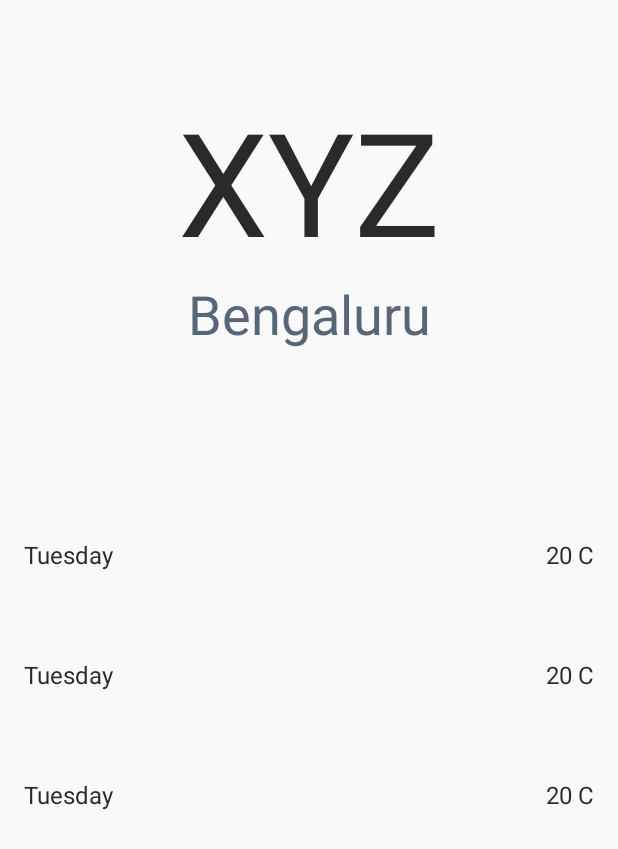
After one commit to AnkitAndroaid/WeatherAppCompose, an Android app: the layout activity_weather_app.xml on its own in the app's theme, with its tools: preview values and no code run, on a phone screen of 412 x 824 dp. The commit adds this screen. Shown: the top 849 px of the screen. Run offline under Robolectric (Android 15) with nearby library versions, the phone set to English and light mode, and no system bars; network calls fail.

Commit message:
Added views for loading, top and bottom view.

```diff
--- a/app/src/main/java/com/app10x/weatherapp/data/responses/List.kt
+++ b/app/src/main/java/com/app10x/weatherapp/data/responses/DateList.kt
@@ -3,7 +3,7 @@ package com.app10x.weatherapp.data.responses
 import com.google.gson.annotations.SerializedName
 
 
-data class List (
+data class DateList (
 
   @SerializedName("dt"         ) var dt         : Int?               = null,
   @SerializedName("main"       ) var main       : Main?              = Main(),
--- a/app/src/main/java/com/app10x/weatherapp/data/responses/ForecastWeatherResponse.kt
+++ b/app/src/main/java/com/app10x/weatherapp/data/responses/ForecastWeatherResponse.kt
@@ -8,7 +8,7 @@ data class ForecastWeatherResponse (
   @SerializedName("cod"     ) var cod     : String?         = null,
   @SerializedName("message" ) var message : Int?            = null,
   @SerializedName("cnt"     ) var cnt     : Int?            = null,
-  @SerializedName("list"    ) var list    : ArrayList<List> = arrayListOf(),
+  @SerializedName("list"    ) var dateList    : ArrayList<DateList> = arrayListOf(),
   @SerializedName("city"    ) var city    : City?           = City()
 
 )
--- /dev/null
+++ b/app/src/main/java/com/app10x/weatherapp/ui/model/CurrentWeatherData.kt
@@ -0,0 +1,3 @@
+package com.app10x.weatherapp.ui.model
+
+data class CurrentWeatherData(var city: String, var temperature:String)
--- /dev/null
+++ b/app/src/main/java/com/app10x/weatherapp/ui/model/ForecastWeatherData.kt
@@ -0,0 +1,3 @@
+package com.app10x.weatherapp.ui.model
+
+data class ForecastWeatherData(var day:String, var temp:String)
--- /dev/null
+++ b/app/src/main/res/drawable/refresh.xml
@@ -0,0 +1,12 @@
+<vector xmlns:android="http://schemas.android.com/apk/res/android"
+    android:width="800dp"
+    android:height="800dp"
+    android:viewportWidth="383.75"
+    android:viewportHeight="383.75">
+  <path
+      android:pathData="M62.77,95.04C90.9,54.9 137.5,30 187.34,30c83.74,0 151.87,68.13 151.87,151.87h30C369.22,81.59 287.63,0 187.34,0c-35.04,0 -69.06,9.99 -98.39,28.89C70.37,40.86 54.24,56.03 41.22,73.59L2.08,34.64v113.36h113.91L62.77,95.04z"
+      android:fillColor="#000000"/>
+  <path
+      android:pathData="M381.67,235.74h-113.91l53.22,52.97c-28.13,40.14 -74.72,65.04 -124.57,65.04c-83.74,0 -151.87,-68.13 -151.87,-151.87h-30c0,100.29 81.59,181.87 181.87,181.87c35.04,0 69.06,-9.99 98.39,-28.89c18.58,-11.98 34.71,-27.15 47.73,-44.71l39.14,38.95V235.74z"
+      android:fillColor="#000000"/>
+</vector>
--- a/app/src/main/res/layout/activity_main.xml
+++ /dev/null
@@ -1,6 +0,0 @@
-<?xml version="1.0" encoding="utf-8"?>
-<androidx.constraintlayout.widget.ConstraintLayout xmlns:android="http://schemas.android.com/apk/res/android"
-    android:layout_width="match_parent"
-    android:layout_height="match_parent">
-
-</androidx.constraintlayout.widget.ConstraintLayout>
--- /dev/null
+++ b/app/src/main/res/layout/activity_weather_app.xml
@@ -0,0 +1,62 @@
+<?xml version="1.0" encoding="utf-8"?>
+<androidx.constraintlayout.widget.ConstraintLayout xmlns:android="http://schemas.android.com/apk/res/android"
+    xmlns:tools="http://schemas.android.com/tools"
+    android:id="@+id/parent"
+    android:layout_width="match_parent"
+    android:layout_height="match_parent"
+    xmlns:app="http://schemas.android.com/apk/res-auto"
+    tools:context=".ui.WeatherAppActivity">
+    <TextView
+        android:id="@+id/tv_temperature"
+        android:layout_width="wrap_content"
+        android:layout_height="wrap_content"
+        android:layout_marginTop="@dimen/dp_56"
+        android:text="XYZ"
+        android:textColor="@color/color_2a2a2a"
+        android:textSize="@dimen/sp_96"
+        app:layout_constraintEnd_toEndOf="parent"
+        app:layout_constraintStart_toStartOf="parent"
+        app:layout_constraintTop_toTopOf="parent" />
+
+    <TextView
+        android:id="@+id/tv_city"
+        android:layout_width="wrap_content"
+        android:layout_height="wrap_content"
+        app:layout_constraintTop_toBottomOf="@+id/tv_temperature"
+        app:layout_constraintEnd_toEndOf="parent"
+        app:layout_constraintStart_toStartOf="parent"
+        android:textColor="@color/color_556779"
+        android:textSize="@dimen/sp_36"
+        tools:text="Bengaluru"/>
+
+    <androidx.appcompat.widget.AppCompatImageView
+        android:id="@+id/iv_loading"
+        android:layout_width="@dimen/dp_96"
+        android:layout_height="@dimen/dp_96"
+        app:layout_constraintBottom_toBottomOf="parent"
+        app:layout_constraintEnd_toEndOf="parent"
+        app:layout_constraintStart_toStartOf="parent"
+        app:layout_constraintTop_toTopOf="parent"
+        android:visibility="gone"
+        app:srcCompat="@drawable/refresh" />
+    <androidx.constraintlayout.widget.Guideline
+        android:id="@+id/guideline"
+        android:layout_width="wrap_content"
+        android:layout_height="wrap_content"
+        android:orientation="horizontal"
+        app:layout_constraintGuide_percent="0.4" />
+    <androidx.recyclerview.widget.RecyclerView
+        android:id="@+id/rv_forecast_list"
+        android:layout_width="match_parent"
+        android:layout_height="0dp"
+        app:layout_constraintStart_toStartOf="parent"
+        app:layout_constraintEnd_toEndOf="parent"
+        app:layout_constraintTop_toBottomOf="@+id/guideline"
+        app:layout_constraintBottom_toBottomOf="parent"
+        tools:listitem="@layout/adapter_forecast_row"
+        />
+
+
+
+
+</androidx.constraintlayout.widget.ConstraintLayout>
--- /dev/null
+++ b/app/src/main/res/layout/adapter_forecast_row.xml
@@ -0,0 +1,36 @@
+<?xml version="1.0" encoding="utf-8"?>
+<androidx.constraintlayout.widget.ConstraintLayout xmlns:android="http://schemas.android.com/apk/res/android"
+    xmlns:app="http://schemas.android.com/apk/res-auto"
+    xmlns:tools="http://schemas.android.com/tools"
+    android:layout_width="match_parent"
+    android:layout_height="@dimen/dp_80">
+
+    <TextView
+        android:id="@+id/tv_forecast_day"
+        android:layout_width="wrap_content"
+        android:layout_height="wrap_content"
+        android:layout_marginLeft="@dimen/dp_16"
+        android:textColor="@color/color_2a2a2a"
+        android:textSize="@dimen/sp_16"
+        app:layout_constraintBottom_toBottomOf="parent"
+        app:layout_constraintStart_toStartOf="parent"
+        app:layout_constraintTop_toTopOf="parent"
+        android:lineSpacingExtra="1.2dp"
+        tools:text="Tuesday" />
+
+    <TextView
+        android:id="@+id/tv_forecast_temperature"
+        android:layout_width="wrap_content"
+        android:layout_height="wrap_content"
+        android:layout_marginRight="@dimen/dp_16"
+        android:textColor="@color/color_2a2a2a"
+        android:textSize="@dimen/sp_16"
+        app:layout_constraintBottom_toBottomOf="parent"
+        app:layout_constraintEnd_toEndOf="parent"
+        app:layout_constraintTop_toTopOf="parent"
+        android:lineSpacingExtra="1.2dp"
+        tools:text="20 C" />
+
+
+
+</androidx.constraintlayout.widget.ConstraintLayout>
--- a/app/src/main/res/values/colors.xml
+++ b/app/src/main/res/values/colors.xml
@@ -7,4 +7,8 @@
     <color name="teal_700">#FF018786</color>
     <color name="black">#FF000000</color>
     <color name="white">#FFFFFFFF</color>
+    <color name="color_f5f6f7">#F6f6f7</color>
+    <color name="color_2a2a2a">#2a2a2a</color>
+    <color name="color_556779">#556779</color>
+    <color name="color_red">#F44336</color>
 </resources>
--- /dev/null
+++ b/app/src/main/res/values/dimens.xml
@@ -0,0 +1,10 @@
+<?xml version="1.0" encoding="utf-8"?>
+<resources>
+    <dimen name="dp_96">96dp</dimen>
+    <dimen name="dp_56">56dp</dimen>
+    <dimen name="sp_96">96sp</dimen>
+    <dimen name="dp_16">16dp</dimen>
+    <dimen name="dp_80">80dp</dimen>
+    <dimen name="sp_16">16sp</dimen>
+    <dimen name="sp_36">36sp</dimen>
+</resources>
--- a/app/src/main/res/values/strings.xml
+++ b/app/src/main/res/values/strings.xml
@@ -1,3 +1,5 @@
 <resources>
     <string name="app_name">WeatherApp</string>
+    <string name="something_went_wrong">Something went wrong!</string>
+    <string name="retry">Retry\n</string>
 </resources>
```
Also changed, not shown: app/src/main/AndroidManifest.xml (+5 -4 lines), app/src/main/java/com/app10x/weatherapp/MainActivity.kt (deleted, +0 -14 lines), app/src/main/java/com/app10x/weatherapp/ui/WeatherAppActivity.kt (added, +130 -0 lines), app/src/main/java/com/app10x/weatherapp/ui/adapter/ForecastAdapter.kt (added, +34 -0 lines), app/src/main/java/com/app10x/weatherapp/viewmodel/WeatherAppViewModel.kt (+48 -1 lines).
